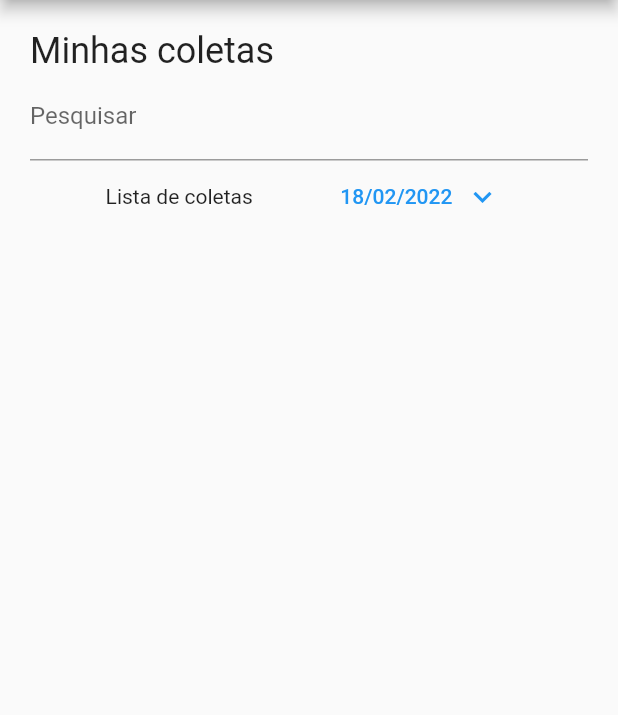
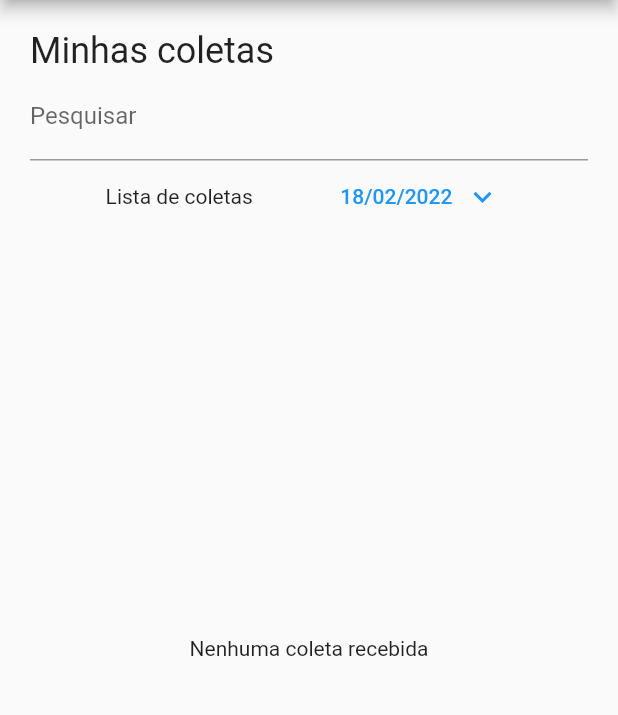
Before and after one commit to AKANexus/BiloLog, a Flutter app: the ColetasView screen opened directly, on a phone screen of 412 x 824 dp, the part 84-799 px from its top. Run offline on Flutter 3.47's test engine with Material 2 defaults, Android fonts, the light colour scheme and no system bars.

Commit message:
Pull to refresh on coletas

```diff
--- a/lib/providers/coletasProvider.dart
+++ b/lib/providers/coletasProvider.dart
@@ -15,10 +15,10 @@ class ColetasProvider with ChangeNotifier {
 
   Future<void> getColetas() async {
     final url = Uri.https("bilolog.herokuapp.com", "/listacoleta");
-    final header = {'apiKey': _apiKey} as Map<String, String>;
+    //final header = {'apiKey': _apiKey!} as Map<String, String>;
     try {
-      final response =
-          http.get(url, headers: header).timeout(Duration(seconds: 5));
+      final response = http.get(url,
+          headers: {'apiKey': _apiKey!}).timeout(Duration(seconds: 5));
     } catch (e) {}
   }
 }
--- a/lib/views/authView.dart
+++ b/lib/views/authView.dart
@@ -130,8 +130,7 @@ class _AuthenticationViewState extends State<AuthenticationView> {
               ],
             ),
             if (_isBusy)
-              Expanded(
-                child: Container(
+              Container(
                 child: Center(
                   child: Container(
                     height: 300,
@@ -146,7 +145,6 @@ class _AuthenticationViewState extends State<AuthenticationView> {
                 ),
                 color: Colors.black54,
               ),
-              ),
           ],
         ),
       ),
--- a/lib/views/coletasView.dart
+++ b/lib/views/coletasView.dart
@@ -1,14 +1,47 @@
+import 'package:bilolog/providers/coletasProvider.dart';
 import 'package:bilolog/widgets/coletasList.dart';
 import 'package:flutter/material.dart';
 import 'package:intl/intl.dart';
+import 'package:provider/provider.dart';
 
 import '../widgets/appDrawer.dart';
 
-class ColetasView extends StatelessWidget {
+class ColetasView extends StatefulWidget {
   ColetasView({Key? key}) : super(key: key);
   static const String routeName = "/coletasView";
 
+  @override
+  State<ColetasView> createState() => _ColetasViewState();
+}
+
+class _ColetasViewState extends State<ColetasView> {
   DateTime _filterDate = DateTime.now();
+
+  bool _isLoading = false;
+  bool _isInit = true;
+
+  Future<void> _getColetas(BuildContext context) async {
+    print("_getColetas called");
+    setState(() {
+      _isLoading = true;
+    });
+    final coletasProvider =
+        Provider.of<ColetasProvider>(context, listen: false);
+    await coletasProvider.getColetas();
+    setState(() {
+      _isLoading = false;
+    });
+  }
+
+  @override
+  void didChangeDependencies() {
+    if (_isInit) {
+      _getColetas(context);
+      _isInit = false;
+    }
+
+    super.didChangeDependencies();
+  }
 
   @override
   Widget build(BuildContext context) {
@@ -47,7 +80,13 @@ class ColetasView extends StatelessWidget {
             ],
           ),
           Expanded(
-            child: ColetasList(),
+            child: _isLoading
+                ? Center(
+                    child: CircularProgressIndicator(),
+                  )
+                : RefreshIndicator(
+                    onRefresh: () => _getColetas(context),
+                    child: ColetasList()),
           ),
         ]),
       ),
--- a/lib/widgets/coletasList.dart
+++ b/lib/widgets/coletasList.dart
@@ -12,12 +12,23 @@ class ColetasList extends StatelessWidget {
   @override
   Widget build(BuildContext context) {
     final coletasProvider = Provider.of<ColetasProvider>(context);
-    return ListView.builder(
-      itemBuilder: (ctx, ix) {
-        return ColetasListTile(coletasProvider.coletas[ix]);
-      },
-      itemCount: coletasProvider.coletas.length,
-    );
+    final mqi = MediaQuery.of(context);
+    return coletasProvider.coletas.length == 0
+        ? SingleChildScrollView(
+            physics: AlwaysScrollableScrollPhysics(),
+            child: Container(
+              height: mqi.size.height - 270,
+              child: Center(
+                child: Text("Nenhuma coleta recebida"),
+              ),
+            ),
+          )
+        : ListView.builder(
+            itemBuilder: (ctx, ix) {
+              return ColetasListTile(coletasProvider.coletas[ix]);
+            },
+            itemCount: coletasProvider.coletas.length,
+          );
   }
 }
 
```
Also changed, not shown: lib/providers/authProvider.dart (+1 -7 lines). Lines whose indentation alone changed are shown as unchanged.
